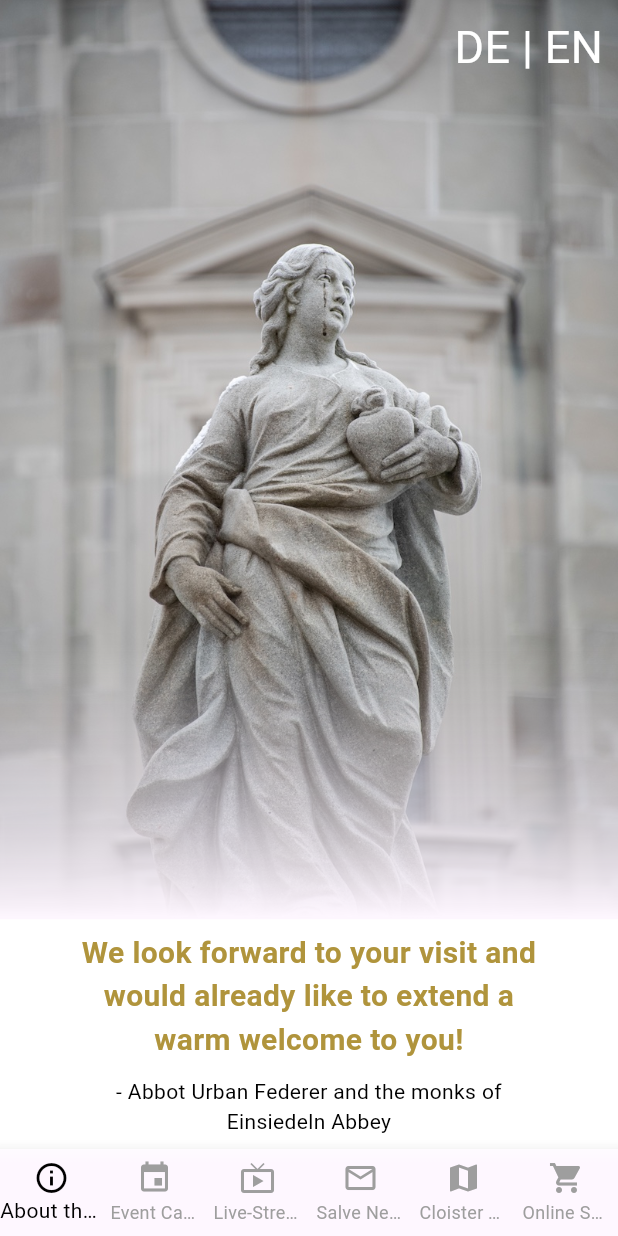
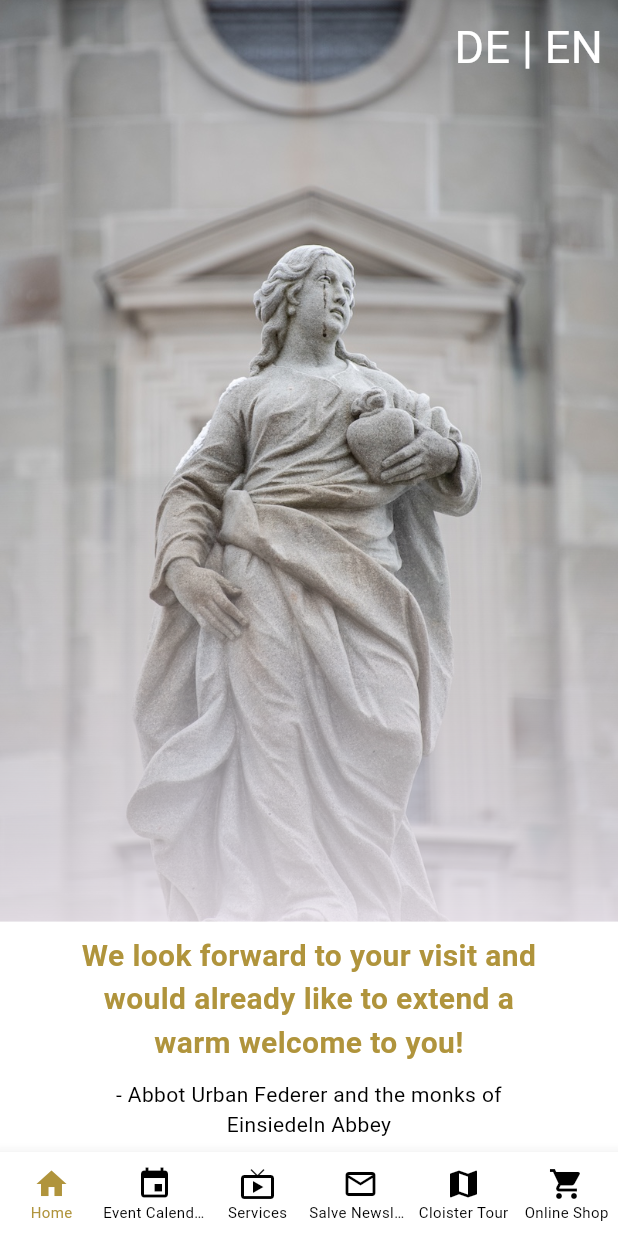
Before and after one commit to ChrisKorte55/app_einsiedeln, a Flutter app: the screen it shows after launch, on a phone screen of 412 x 824 dp. Run offline on Flutter 3.47's test engine with Material 3 defaults, Android fonts, the phone set to English and light mode, and no system bars; our stand-ins replace carousel_slider, csv, flutter_widget_from_html; generated files the repository leaves out were written again.

Commit message:
Navigation Bar implemented as seperate widget file

```diff
--- a/lib/I10n/intl_de.arb
+++ b/lib/I10n/intl_de.arb
@@ -7,7 +7,7 @@
   "drawerHeader": "Menü",
   "aboutTheKloister": "Über das Kloster",
   "eventsCalendar": "Event Kalender",
-  "liveStream": "Live-Stream Gottesdienst",
+  "liveStream": "Gottesdienst",
   "newsLetter": "Salve Zeitschrift",
   "selfGuidedTour": "Kloster Tour",
   "onlineShop": "Online-Shop",
--- a/lib/I10n/intl_en.arb
+++ b/lib/I10n/intl_en.arb
@@ -7,7 +7,7 @@
   "drawerHeader": "Menu",
   "aboutTheKloister": "About the Cloister",
   "eventsCalendar": "Event Calender",
-  "liveStream": "Live-Stream Services",
+  "liveStream": "Services",
   "newsLetter": "Salve Newsletter",
   "selfGuidedTour": "Cloister Tour",
   "onlineShop": "Online Shop",
--- a/lib/main.dart
+++ b/lib/main.dart
@@ -5,7 +5,7 @@ import 'package:flutter_gen/gen_l10n/app_localizations.dart';
 
 import '/views/main_page.dart';
 import '/views/events_calendar_page.dart';
-import '/views/about_us_page.dart';
+// import '/views/about_us_page.dart';
 import '/views/live_stream_page.dart';
 import '/views/online_shop_page.dart';
 import '/views/guided_tour_home.dart';
@@ -68,7 +68,6 @@ class MyApp extends StatelessWidget {
       routes: {
         '/': (context) => MainPage(),
         '/events_calendar_page': (context) => const EventsPage(),
-        '/about_us_page': (context) => const AboutUsPage(),
         '/live_stream_page': (context) => const LiveStreamPage(),
         '/online_shop_page': (context) => const OnlineShopPage(),
         '/guided_tour_home': (context) => GuidedTourHome(),
--- a/lib/views/about_us_page.dart
+++ b/lib/views/about_us_page.dart
@@ -1,3 +1,4 @@
+/*
 import 'package:flutter/material.dart';
 import 'package:flutter_widget_from_html/flutter_widget_from_html.dart';
 
@@ -25,3 +26,4 @@ class AboutUsPage extends StatelessWidget {
     );
   }
 }
+*/
--- a/lib/views/guided_tour_home.dart
+++ b/lib/views/guided_tour_home.dart
@@ -2,6 +2,7 @@ import 'package:flutter/material.dart';
 import 'package:provider/provider.dart';
 import 'package:app_einsiedeln/services/tour_type_provider.dart';
 import 'package:flutter_gen/gen_l10n/app_localizations.dart';
+import '/widgets/custom_navigation_bar.dart'; // Ensure this path is correct
 import 'tour_location_detail_views.dart';
 
 class GuidedTourHome extends StatelessWidget {
@@ -14,7 +15,7 @@ class GuidedTourHome extends StatelessWidget {
     return Scaffold(
       appBar: AppBar(
         title: Text(
-          "appLoc.selectTourType",
+          "appLoc.selectTourType", // Correct this to actually use the localized string
           style: const TextStyle(color: Colors.black, fontWeight: FontWeight.bold),
         ),
         backgroundColor: Colors.white,
@@ -23,14 +24,12 @@ class GuidedTourHome extends StatelessWidget {
       ),
       body: Stack(
         children: [
-          // Background Image
           Positioned.fill(
             child: Image.asset(
               'assets/images/kloster_mountains_vert.JPG',
               fit: BoxFit.cover,
             ),
           ),
-          // Content with buttons
           Center(
             child: Column(
               mainAxisAlignment: MainAxisAlignment.center,
@@ -63,6 +62,9 @@ class GuidedTourHome extends StatelessWidget {
           ),
         ],
       ),
+      bottomNavigationBar: CustomNavigationBar(
+        selectedIndex: 4, // Set this to the correct index for the Guided Tour Home page
+      ),
     );
   }
 
--- a/lib/views/live_stream_page.dart
+++ b/lib/views/live_stream_page.dart
@@ -1,5 +1,6 @@
 import 'package:flutter/material.dart';
 import 'package:flutter_widget_from_html/flutter_widget_from_html.dart';
+import '/widgets/custom_navigation_bar.dart'; // Ensure this path is correct
 
 class LiveStreamPage extends StatelessWidget {
   const LiveStreamPage({Key? key}) : super(key: key);
@@ -56,6 +57,9 @@ class LiveStreamPage extends StatelessWidget {
                 ),
             ],
           ),
+          bottomNavigationBar: isLandscape ? null : CustomNavigationBar(
+            selectedIndex: 2, // Assuming this is the index for the LiveStreamPage
+          ),
         );
       },
     );
--- a/lib/views/main_page.dart
+++ b/lib/views/main_page.dart
@@ -15,8 +15,8 @@ class MainPage extends StatefulWidget {
 class _MainPageState extends State<MainPage> {
   final GlobalKey<ScaffoldState> _scaffoldKey = GlobalKey<ScaffoldState>();
   final PageController _pageController = PageController();
+  Timer? _timer;
   int _currentPage = 0;
-  int _selectedIndex = 0; // Index for navigation bar
 
   final List<String> _imagePaths = [
     'assets/images/kloster_front_snow_vert.jpg',
@@ -30,38 +30,27 @@ class _MainPageState extends State<MainPage> {
   @override
   void initState() {
     super.initState();
-    Timer.periodic(const Duration(seconds: 6), (Timer timer) {
+    _timer = Timer.periodic(const Duration(seconds: 6), (Timer timer) {
       if (_currentPage < _imagePaths.length - 1) {
         _currentPage++;
       } else {
         _currentPage = 0;
       }
-      _pageController.animateToPage(
-        _currentPage,
-        duration: const Duration(milliseconds: 600),
-        curve: Curves.easeInOut,
-      );
+      if (_pageController.hasClients) {
+        _pageController.animateToPage(
+          _currentPage,
+          duration: const Duration(milliseconds: 600),
+          curve: Curves.easeInOut,
+        );
+      }
     });
   }
 
   @override
   void dispose() {
+    _timer?.cancel();  // Properly cancel the timer
     _pageController.dispose();
     super.dispose();
-  }
-
-  void _onItemTapped(int index) {
-    setState(() {
-      _selectedIndex = index;
-    });
-    switch (index) {
-      case 0: Navigator.pushNamed(context, '/about_us_page'); break;
-      case 1: Navigator.pushNamed(context, '/events_calendar_page'); break;
-      case 2: Navigator.pushNamed(context, '/live_stream_page'); break;
-      case 3: Navigator.pushNamed(context, '/salve_newsletter_page'); break;
-      case 4: Navigator.pushNamed(context, '/guided_tour_home'); break;
-      case 5: Navigator.pushNamed(context, '/online_shop_page'); break;
-    }
   }
 
   @override
@@ -86,8 +75,8 @@ class _MainPageState extends State<MainPage> {
                         return LinearGradient(
                           begin: Alignment.bottomCenter,
                           end: Alignment.topCenter,
-                          colors: [Colors.white, Colors.transparent],
-                          stops: [0.0, 0.3],
+                          colors: [Colors.white.withValues(alpha: 0.8), Colors.transparent],
+                          stops: [0.0, 0.5],
                         ).createShader(Rect.fromLTRB(0, 0, rect.width, rect.height));
                       },
                       blendMode: BlendMode.dstOut,
@@ -148,8 +137,7 @@ class _MainPageState extends State<MainPage> {
         ],
       ),
       bottomNavigationBar: CustomNavigationBar(
-        selectedIndex: _selectedIndex,
-        onItemTapped: _onItemTapped,
+        selectedIndex: 0,  // Assuming this is the index for the MainPage
       ),
     );
   }
--- a/lib/widgets/custom_navigation_bar.dart
+++ b/lib/widgets/custom_navigation_bar.dart
@@ -1,33 +1,59 @@
 import 'package:flutter/material.dart';
-import 'package:flutter_gen/gen_l10n/app_localizations.dart';
+import 'package:flutter_gen/gen_l10n/app_localizations.dart'; // if you are using localization
 
-class CustomNavigationBar extends StatelessWidget {
+class CustomNavigationBar extends StatefulWidget {
   final int selectedIndex;
-  final Function(int) onItemTapped;
 
-  const CustomNavigationBar({
-    Key? key,
-    required this.selectedIndex,
-    required this.onItemTapped,
-  }) : super(key: key);
+  const CustomNavigationBar({Key? key, required this.selectedIndex}) : super(key: key);
+
+  @override
+  _CustomNavigationBarState createState() => _CustomNavigationBarState();
+}
+
+class _CustomNavigationBarState extends State<CustomNavigationBar> {
+  void _navigateTo(int index) {
+    if (index != widget.selectedIndex) {
+      String routeName = _getRouteForIndex(index);
+      Navigator.pushReplacementNamed(context, routeName);
+    }
+  }
+
+  String _getRouteForIndex(int index) {
+    switch (index) {
+      case 0: return '/';
+      case 1: return '/events_calendar_page';
+      case 2: return '/live_stream_page';
+      case 3: return '/salve_newsletter_page';
+      case 4: return '/guided_tour_home';
+      case 5: return '/online_shop_page';
+      default: return '/';
+    }
+  }
 
   @override
   Widget build(BuildContext context) {
     final appLoc = AppLocalizations.of(context)!;
 
-    return Stack(
-      children: [
-        BottomNavigationBar(
-          currentIndex: selectedIndex,
-          onTap: onItemTapped,
+    return Theme(
+      data: Theme.of(context).copyWith(
+        bottomNavigationBarTheme: BottomNavigationBarThemeData(
+          selectedItemColor: Color.fromRGBO(176, 148, 60, 1),
+          unselectedItemColor: Colors.black,
+          selectedLabelStyle: TextStyle(fontSize: 10),
+          unselectedLabelStyle: TextStyle(fontSize: 10),
+          backgroundColor: Colors.white, // Ensuring the background is white
+        ),
+      ),
+      child: SafeArea(
+        bottom: true,
+        child: BottomNavigationBar(
+          currentIndex: widget.selectedIndex,
+          onTap: _navigateTo,
           type: BottomNavigationBarType.fixed,
-          selectedItemColor: Colors.black,
-          unselectedItemColor: Colors.grey,
-          showUnselectedLabels: true,
           items: [
             BottomNavigationBarItem(
-              icon: Icon(Icons.info_outline),
-              label: appLoc.aboutTheKloister,
+              icon: Icon(Icons.home),
+              label: 'Home',
             ),
             BottomNavigationBarItem(
               icon: Icon(Icons.event),
@@ -51,26 +77,7 @@ class CustomNavigationBar extends StatelessWidget {
             ),
           ],
         ),
-        Positioned(
-          top: 0,
-          left: 0,
-          right: 0,
-          child: Container(
-            height: 10,
-            decoration: BoxDecoration(
-              gradient: LinearGradient(
-                begin: Alignment.topCenter,
-                end: Alignment.bottomCenter,
-                colors: [
-                  Colors.white.withAlpha(128), // Equivalent to Colors.white.withOpacity(0.5)
-                  Colors.white.withAlpha(0),   // Equivalent to Colors.white.withOpacity(0.0)
-                ],
-                stops: [0.0, 1.0],
-              ),
-            ),
-          ),
-        ),
-      ],
+      ),
     );
   }
 }
```
Also changed, not shown: lib/views/events_calendar_page.dart (+2 -40 lines), lib/views/salve_newsletter_page.dart (+10 -6 lines), 3 other files.
